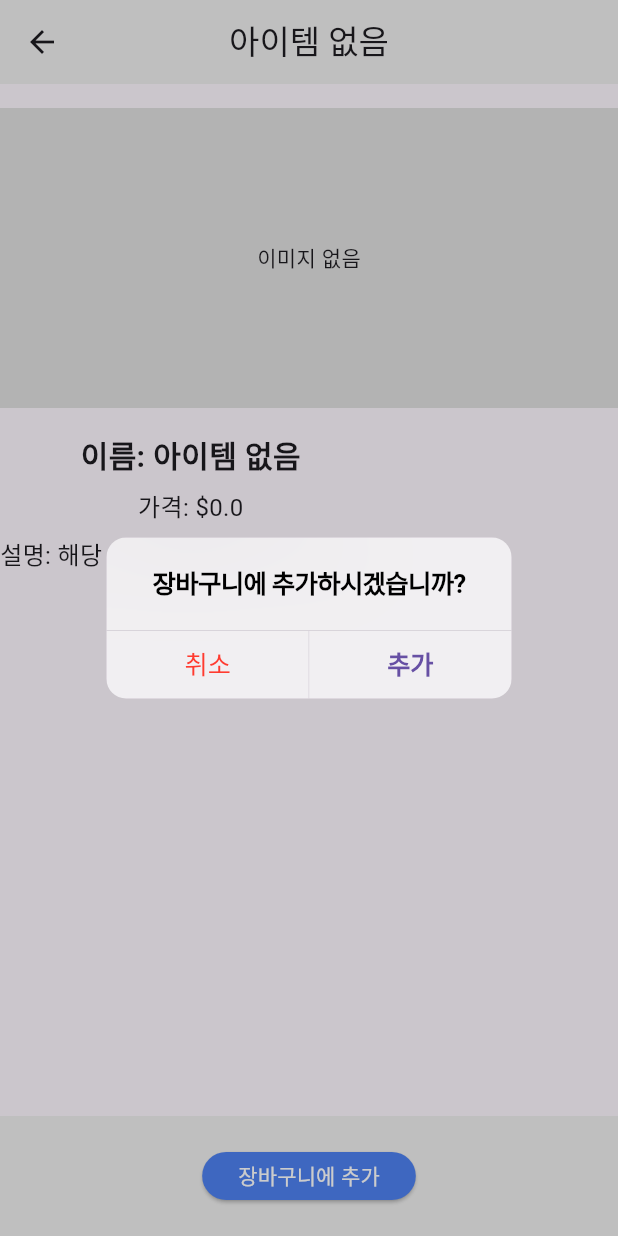
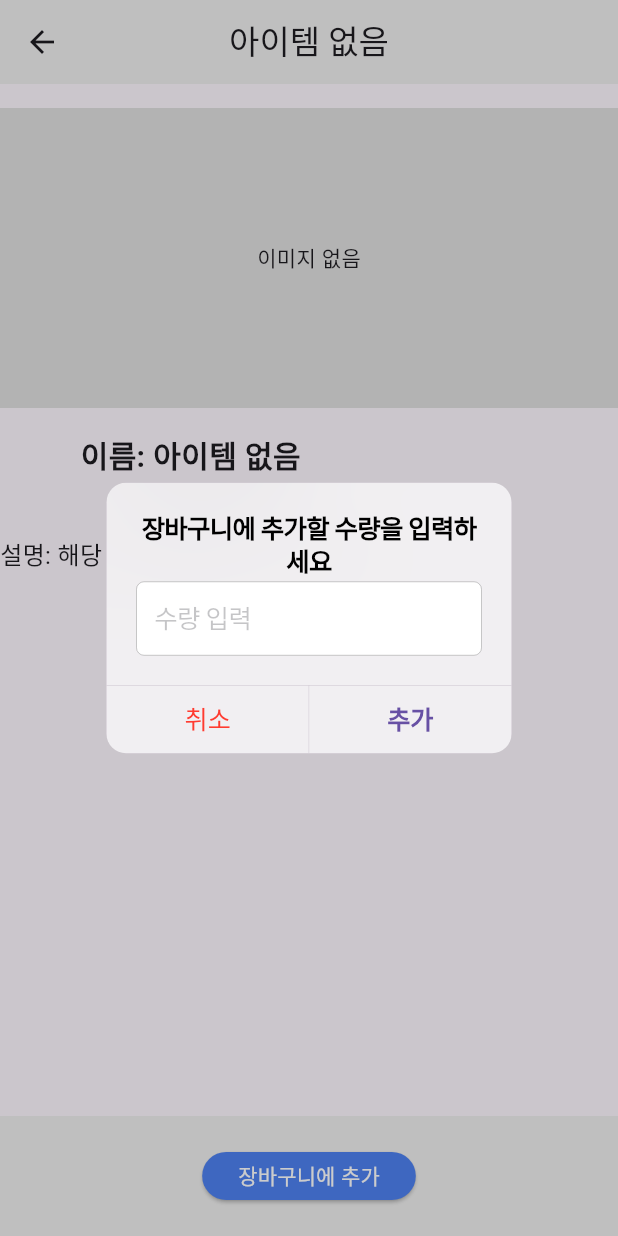
Before and after one commit to HongWonjong/flutter_shoppingmall, a Flutter app: the ItemDetailPage screen opened directly with empty values, after a tap on "장바구니에 추가", on a phone screen of 412 x 824 dp. Run offline on Flutter 3.47's test engine with Material 3 defaults, Android fonts, the phone set to English and light mode, and no system bars; our stand-ins replace flutter_riverpod, image_picker; network calls fail.

Commit message:
장바구니 추가시 갯수 설정추가

```diff
--- a/lib/pages/item_detail_page.dart
+++ b/lib/pages/item_detail_page.dart
@@ -73,32 +73,7 @@ class ItemDetailPage extends ConsumerWidget {
                   children: [
                     ElevatedButton(
                       onPressed: () {
-                        showCupertinoDialog(
-                          context: context,
-                          builder: (context) {
-                            return CupertinoAlertDialog(
-                              title: Text('장바구니에 추가하시겠습니까?'),
-                              actions: [
-                                CupertinoDialogAction(
-                                  isDestructiveAction: true,
-                                  onPressed: () {
-                                    Navigator.of(context).pop();
-                                  },
-                                  child: Text('취소'),
-                                ),
-                                CupertinoDialogAction(
-                                  isDefaultAction: true,
-                                  onPressed: () {
-                                    ref.read(cartProvider.notifier).addToCart(item, 1);
-                                    Navigator.of(context).pop(); // 다이얼로그 닫기
-                                    _showNavigateToCartDialog(context); // 장바구니 이동 확인 다이얼로그 띄우기
-                                  },
-                                  child: Text('추가'),
-                                ),
-                              ],
-                            );
-                          },
-                        );
+                        _showQuantityDialog(context, item, ref);
                       },
                       style: ElevatedButton.styleFrom(
                         backgroundColor: const Color(0xFF4D81F0),
@@ -113,6 +88,45 @@ class ItemDetailPage extends ConsumerWidget {
           ],
         ),
       ),
+    );
+  }
+
+  // 수량을 입력받는 다이얼로그
+  void _showQuantityDialog(BuildContext context, Item item, WidgetRef ref) {
+    final TextEditingController quantityController = TextEditingController();
+
+    showCupertinoDialog(
+      context: context,
+      builder: (context) {
+        return CupertinoAlertDialog(
+          title: Text('장바구니에 추가할 수량을 입력하세요'),
+          content: CupertinoTextField(
+            controller: quantityController,
+            keyboardType: TextInputType.number,
+            placeholder: '수량 입력',
+            padding: EdgeInsets.all(12),
+          ),
+          actions: [
+            CupertinoDialogAction(
+              isDestructiveAction: true,
+              onPressed: () {
+                Navigator.of(context).pop();
+              },
+              child: Text('취소'),
+            ),
+            CupertinoDialogAction(
+              isDefaultAction: true,
+              onPressed: () {
+                int quantity = int.tryParse(quantityController.text) ?? 1;
+                ref.read(cartProvider.notifier).addToCart(item, quantity);
+                Navigator.of(context).pop(); // 다이얼로그 닫기
+                _showNavigateToCartDialog(context); // 장바구니 이동 확인 다이얼로그 띄우기
+              },
+              child: Text('추가'),
+            ),
+          ],
+        );
+      },
     );
   }
 
```
